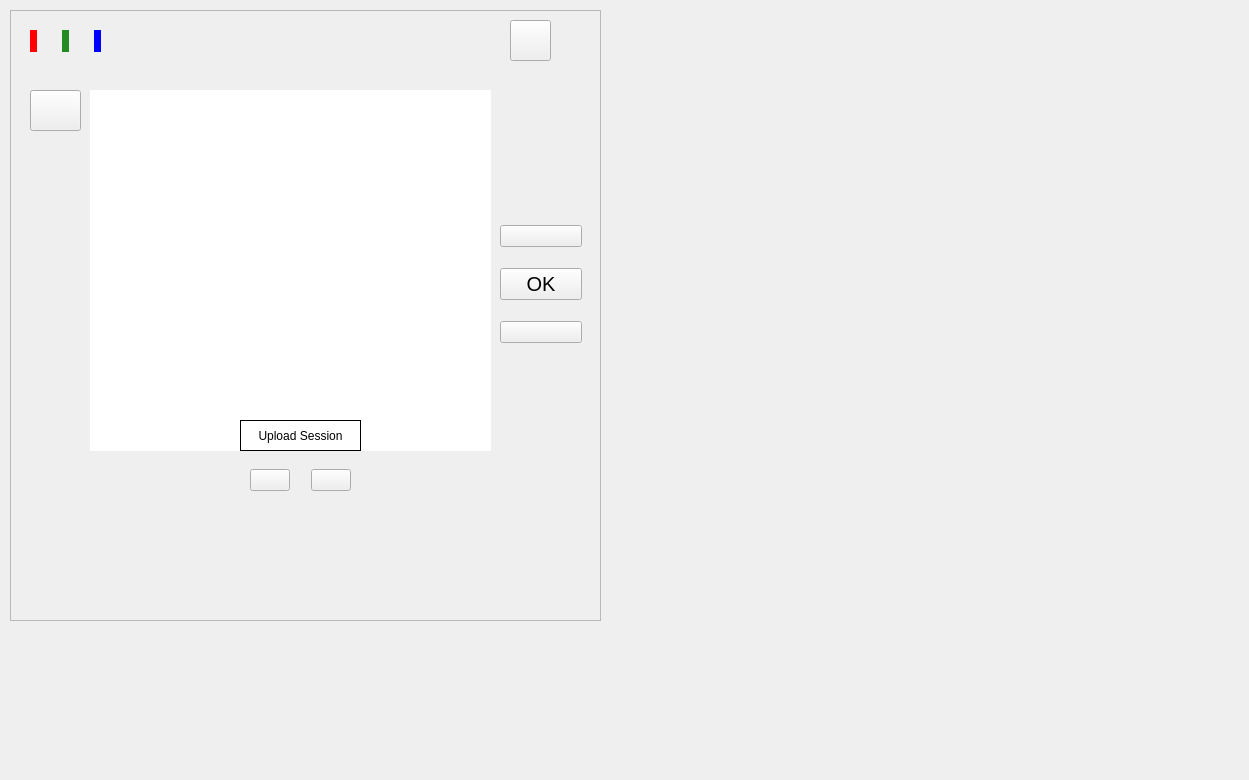
Gabmelom/neureset, file neureset/mainwindow.ui: the form before one commit.
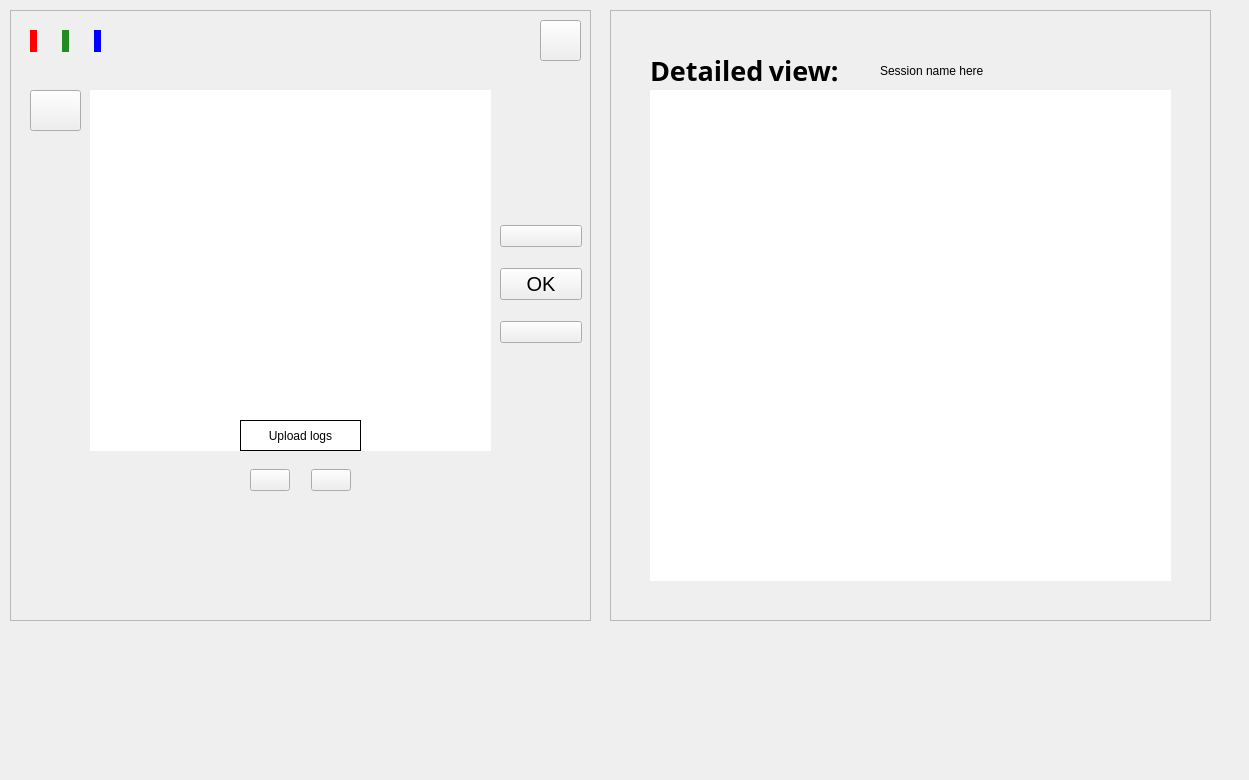
The form after the commit. The open tabs and pages were chosen to show the change. Icons and pictures are not drawn.

What changed in the file:
```diff
--- a/neureset/mainwindow.ui
+++ b/neureset/mainwindow.ui
@@ -25,7 +25,7 @@
      <rect>
       <x>10</x>
       <y>10</y>
-      <width>591</width>
+      <width>581</width>
       <height>611</height>
      </rect>
     </property>
@@ -38,7 +38,7 @@
     <widget class="QPushButton" name="power">
      <property name="geometry">
       <rect>
-       <x>500</x>
+       <x>530</x>
        <y>10</y>
        <width>41</width>
        <height>41</height>
@@ -403,7 +403,7 @@
         <string notr="true">border: 1px solid black;</string>
        </property>
        <property name="text">
-        <string>Upload Session</string>
+        <string>Upload logs</string>
        </property>
       </widget>
      </widget>
@@ -463,8 +463,8 @@
      </property>
      <property name="geometry">
       <rect>
-       <x>500</x>
-       <y>570</y>
+       <x>480</x>
+       <y>10</y>
        <width>41</width>
        <height>31</height>
       </rect>
@@ -487,6 +487,120 @@
      </property>
     </widget>
    </widget>
+   <widget class="QFrame" name="pcFrame">
+    <property name="geometry">
+     <rect>
+      <x>610</x>
+      <y>10</y>
+      <width>601</width>
+      <height>611</height>
+     </rect>
+    </property>
+    <property name="frameShape">
+     <enum>QFrame::StyledPanel</enum>
+    </property>
+    <property name="frameShadow">
+     <enum>QFrame::Raised</enum>
+    </property>
+    <widget class="QStackedWidget" name="stackedWidget">
+     <property name="geometry">
+      <rect>
+       <x>30</x>
+       <y>40</y>
+       <width>541</width>
+       <height>541</height>
+      </rect>
+     </property>
+     <property name="styleSheet">
+      <string notr="true">border: solid 1px;</string>
+     </property>
+     <widget class="QWidget" name="sessionHistoryPage">
+      <widget class="QListWidget" name="pcLogList">
+       <property name="geometry">
+        <rect>
+         <x>10</x>
+         <y>40</y>
+         <width>521</width>
+         <height>491</height>
+        </rect>
+       </property>
+      </widget>
+      <widget class="QLabel" name="historyLabel">
+       <property name="geometry">
+        <rect>
+         <x>10</x>
+         <y>0</y>
+         <width>511</width>
+         <height>41</height>
+        </rect>
+       </property>
+       <property name="font">
+        <font>
+         <family>Noto Sans Adlam</family>
+         <pointsize>20</pointsize>
+         <weight>75</weight>
+         <bold>true</bold>
+        </font>
+       </property>
+       <property name="styleSheet">
+        <string notr="true">border: none;</string>
+       </property>
+       <property name="text">
+        <string>Session history</string>
+       </property>
+      </widget>
+     </widget>
+     <widget class="QWidget" name="detailViewPage">
+      <widget class="QTableWidget" name="tableWidget">
+       <property name="geometry">
+        <rect>
+         <x>10</x>
+         <y>40</y>
+         <width>521</width>
+         <height>491</height>
+        </rect>
+       </property>
+      </widget>
+      <widget class="QLabel" name="detailedViewLabel">
+       <property name="geometry">
+        <rect>
+         <x>10</x>
+         <y>0</y>
+         <width>221</width>
+         <height>41</height>
+        </rect>
+       </property>
+       <property name="font">
+        <font>
+         <family>Noto Sans Adlam</family>
+         <pointsize>20</pointsize>
+         <weight>75</weight>
+         <bold>true</bold>
+        </font>
+       </property>
+       <property name="styleSheet">
+        <string notr="true">border: none;</string>
+       </property>
+       <property name="text">
+        <string>Detailed view:</string>
+       </property>
+      </widget>
+      <widget class="QLabel" name="sessionNameLabel">
+       <property name="geometry">
+        <rect>
+         <x>240</x>
+         <y>0</y>
+         <width>301</width>
+         <height>41</height>
+        </rect>
+       </property>
+       <property name="text">
+        <string>Session name here</string>
+       </property>
+      </widget>
+     </widget>
+    </widget>
+   </widget>
   </widget>
   <widget class="QMenuBar" name="menubar">
    <property name="geometry">
```
Left out of the diff: 8 changed lines with no effect on the pictures.
